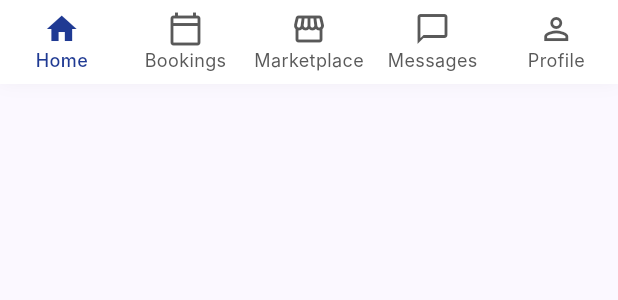
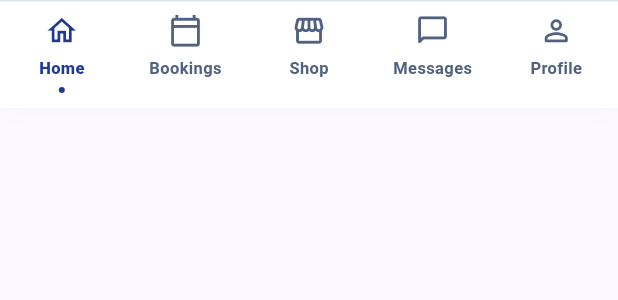
Before and after one commit to SalmaSwydan/maranny2, a Flutter app: the CoachBottomNav widget shown alone on an empty page, opened directly, on a phone screen of 412 x 824 dp. Shown: the top 300 px of the screen. Run offline on Flutter 3.47's test engine with Material 3 defaults, Android fonts, the phone set to English and light mode, and no system bars; our stand-ins replace awesome_dialog, dio, file_picker, flutter_secure_storage, geolocator, image_picker and 1 more; accounts and stored records are empty; network calls fail; Roboto replaces fonts that are missing (Inter).

Commit message:
Apply custom bottom nav to client layout

```diff
--- a/lib/features/home/presentation/widgets/bottom_navigation.dart
+++ b/lib/features/home/presentation/widgets/bottom_navigation.dart
@@ -18,11 +18,27 @@ class _CoachBottomNavState extends State<CoachBottomNav> {
   final MessagesRepository _messagesRepository = MessagesRepository();
   int _unreadMessages = 0;
 
+  static const List<_NavItemData> _items = [
+    _NavItemData(Icons.home_outlined, 'Home'),
+    _NavItemData(Icons.calendar_today_outlined, 'Bookings'),
+    _NavItemData(Icons.storefront_outlined, 'Shop'),
+    _NavItemData(Icons.chat_bubble_outline_rounded, 'Messages'),
+    _NavItemData(Icons.person_outline_rounded, 'Profile'),
+  ];
+
   @override
   void initState() {
     super.initState();
     currentIndex = widget.initialIndex;
     _loadUnreadMessages();
+  }
+
+  @override
+  void didUpdateWidget(covariant CoachBottomNav oldWidget) {
+    super.didUpdateWidget(oldWidget);
+    if (oldWidget.initialIndex != widget.initialIndex) {
+      currentIndex = widget.initialIndex;
+    }
   }
 
   Future<void> _loadUnreadMessages() async {
@@ -34,22 +50,7 @@ class _CoachBottomNavState extends State<CoachBottomNav> {
     } catch (_) {}
   }
 
-  @override
-  Widget build(BuildContext context) {
-    return Container(
-      decoration: BoxDecoration(
-        color: Colors.white,
-        boxShadow: [
-          BoxShadow(
-            color: Colors.black.withOpacity(0.05),
-            blurRadius: 10,
-            offset: const Offset(0, -2),
-          ),
-        ],
-      ),
-      child: BottomNavigationBar(
-        currentIndex: currentIndex,
-        onTap: (index) {
+  void _selectItem(int index) {
     setState(() {
       currentIndex = index;
       if (index == 3) {
@@ -60,89 +61,131 @@ class _CoachBottomNavState extends State<CoachBottomNav> {
       _loadUnreadMessages();
     }
     widget.onItemSelected?.call(index);
-        },
-        type: BottomNavigationBarType.fixed,
-        backgroundColor: Colors.white,
-        selectedItemColor: AppColors.primaryBlue,
-        unselectedItemColor: AppColors.textSecondary,
-        selectedLabelStyle: const TextStyle(
-          fontSize: 12,
-          fontFamily: 'Inter',
-          fontWeight: FontWeight.w500,
-        ),
-        unselectedLabelStyle: const TextStyle(
-          fontSize: 12,
-          fontFamily: 'Inter',
-        ),
-        elevation: 0,
-        showSelectedLabels: true,
-        showUnselectedLabels: true,
-        iconSize: 24,
-        items: [
-          const BottomNavigationBarItem(
-            icon: Icon(Icons.home_outlined),
-            activeIcon: Icon(Icons.home),
-            label: 'Home',
-          ),
-          const BottomNavigationBarItem(
-            icon: Icon(Icons.calendar_today_outlined),
-            activeIcon: Icon(Icons.calendar_today),
-            label: 'Bookings',
-          ),
-          const BottomNavigationBarItem(
-            icon: Icon(Icons.storefront_outlined),
-            activeIcon: Icon(Icons.storefront),
-            label: 'Marketplace',
-          ),
-          BottomNavigationBarItem(
-            icon: _ChatNavIcon(count: _unreadMessages, active: false),
-            activeIcon: _ChatNavIcon(count: _unreadMessages, active: true),
-            label: 'Messages',
-          ),
-          const BottomNavigationBarItem(
-            icon: Icon(Icons.person_outline),
-            activeIcon: Icon(Icons.person),
-            label: 'Profile',
+  }
+
+  @override
+  Widget build(BuildContext context) {
+    return DecoratedBox(
+      decoration: BoxDecoration(
+        color: Colors.white,
+        border: const Border(top: BorderSide(color: Color(0xFFDCE4F2))),
+        boxShadow: [
+          BoxShadow(
+            color: AppColors.primaryBlue.withValues(alpha: 0.06),
+            blurRadius: 18,
+            offset: const Offset(0, -8),
           ),
         ],
+      ),
+      child: SafeArea(
+        top: false,
+        child: SizedBox(
+          height: 72,
+          child: Row(
+            children: [
+              for (var i = 0; i < _items.length; i++)
+                Expanded(
+                  child: _BottomNavItem(
+                    item: _items[i],
+                    active: i == currentIndex,
+                    unreadCount: i == 3 ? _unreadMessages : 0,
+                    onTap: () => _selectItem(i),
+                  ),
+                ),
+            ],
+          ),
+        ),
       ),
     );
   }
 }
 
-class _ChatNavIcon extends StatelessWidget {
-  final int count;
+class _NavItemData {
+  final IconData icon;
+  final String label;
+
+  const _NavItemData(this.icon, this.label);
+}
+
+class _BottomNavItem extends StatelessWidget {
+  final _NavItemData item;
   final bool active;
+  final int unreadCount;
+  final VoidCallback onTap;
 
-  const _ChatNavIcon({required this.count, required this.active});
+  const _BottomNavItem({
+    required this.item,
+    required this.active,
+    required this.unreadCount,
+    required this.onTap,
+  });
 
   @override
   Widget build(BuildContext context) {
-    return Stack(
+    final color = active ? AppColors.primaryBlue : const Color(0xFF51617F);
+
+    return InkWell(
+      onTap: onTap,
+      borderRadius: BorderRadius.circular(16),
+      child: Padding(
+        padding: const EdgeInsets.only(top: 9),
+        child: Column(
+          mainAxisAlignment: MainAxisAlignment.start,
+          children: [
+            Stack(
               clipBehavior: Clip.none,
               children: [
-        Icon(active ? Icons.chat_bubble : Icons.chat_bubble_outline),
-        if (count > 0)
+                Icon(item.icon, color: color, size: 23),
+                if (unreadCount > 0)
                   Positioned(
-            right: -8,
-            top: -6,
+                    right: -9,
+                    top: -7,
                     child: Container(
-              padding: const EdgeInsets.symmetric(horizontal: 5, vertical: 1),
+                      constraints: const BoxConstraints(minWidth: 17),
+                      height: 17,
+                      padding: const EdgeInsets.symmetric(horizontal: 4),
                       decoration: const BoxDecoration(
-                color: Colors.red,
+                        color: Color(0xFF67D7EF),
                         borderRadius: BorderRadius.all(Radius.circular(999)),
                       ),
+                      child: Center(
                         child: Text(
-                count > 99 ? '99+' : '$count',
+                          unreadCount > 99 ? '99+' : '$unreadCount',
                           style: const TextStyle(
-                  color: Colors.white,
-                  fontSize: 10,
-                  fontWeight: FontWeight.bold,
+                            color: Color(0xFF14326D),
+                            fontSize: 9,
+                            fontWeight: FontWeight.w900,
+                          ),
                         ),
                       ),
                     ),
                   ),
               ],
+            ),
+            const SizedBox(height: 5),
+            Text(
+              item.label,
+              maxLines: 1,
+              overflow: TextOverflow.ellipsis,
+              style: TextStyle(
+                color: color,
+                fontSize: 11,
+                fontWeight: active ? FontWeight.w800 : FontWeight.w600,
+              ),
+            ),
+            const SizedBox(height: 5),
+            AnimatedContainer(
+              duration: const Duration(milliseconds: 180),
+              width: active ? 4 : 0,
+              height: active ? 4 : 0,
+              decoration: const BoxDecoration(
+                color: AppColors.primaryBlue,
+                shape: BoxShape.circle,
+              ),
+            ),
+          ],
+        ),
+      ),
     );
   }
 }
```
Also changed, not shown: lib/layout/main_layout.dart (+4 -79 lines). Lines whose indentation alone changed are shown as unchanged.
